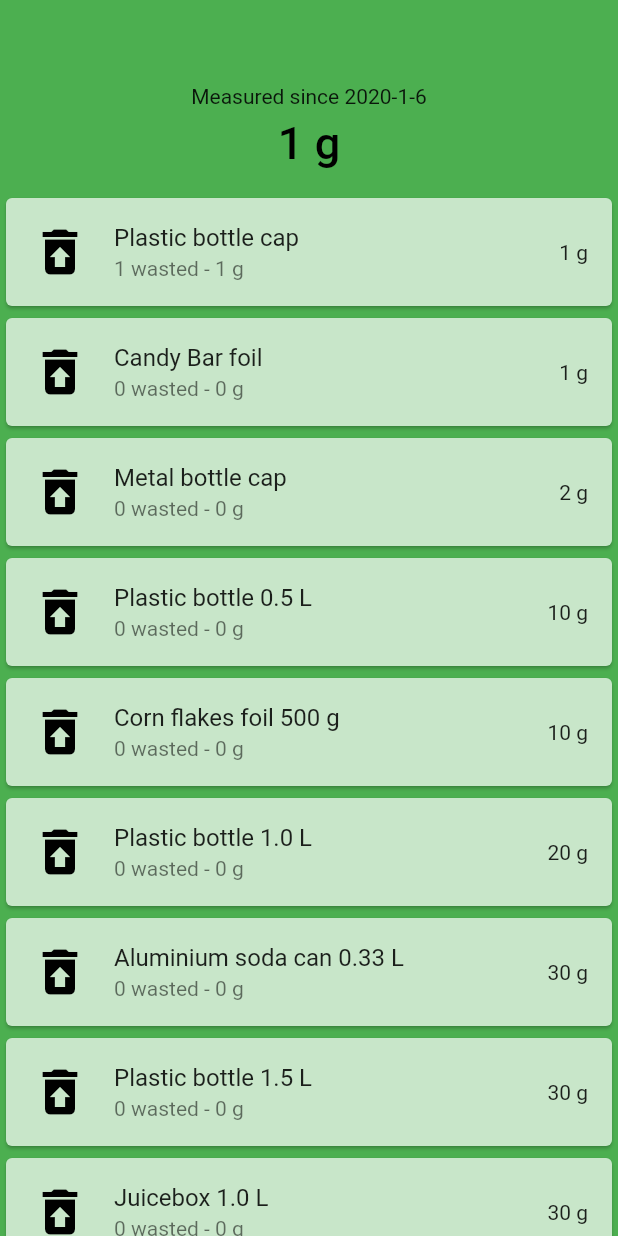
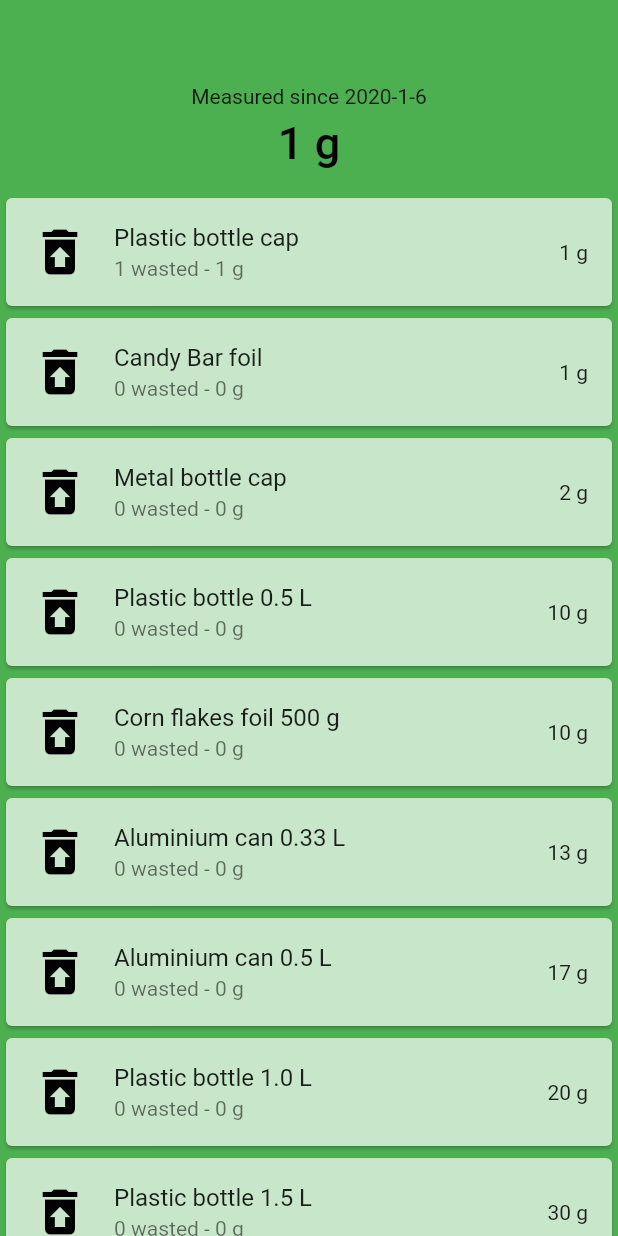
Before and after one commit to mattmaniak/rubbish_calc, a Flutter app: the screen it shows after launch, after a tap on "Plastic bottle cap", on a phone screen of 412 x 824 dp. Run offline on Flutter 3.47's test engine with Material 2 defaults, Android fonts, the phone set to English and light mode, and no system bars; our stand-ins replace sqflite; accounts and stored records are empty.

```diff
--- a/lib/about.dart
+++ b/lib/about.dart
@@ -1,5 +1,6 @@
 import 'package:flutter/material.dart';
 import 'package:url_launcher/url_launcher.dart';
+
 import 'bar.dart';
 import 'error_dialog.dart';
 import 'style.dart' as style;
@@ -21,7 +22,7 @@ class About extends StatelessWidget {
           Bar(
             text: 'Rubbish Calc v' + _semanticVersion,
             backgroundText: 'About',
-            showReturnArrow: true,
+            displayReturnArrow: true,
           ),
           SliverList(
             delegate: SliverChildListDelegate(
--- a/lib/app.dart
+++ b/lib/app.dart
@@ -1,10 +1,11 @@
 import 'package:flutter/material.dart';
-import 'item.dart';
+
 import 'about.dart';
-import 'style.dart' as style;
 import 'bar.dart';
 import 'database.dart';
+import 'item.dart';
 import 'rubbish.dart';
+import 'style.dart' as style;
 
 class App extends StatefulWidget {
   @override
@@ -50,7 +51,7 @@ class _AppState extends State<App> {
           Bar(
             text: _rubbishGramsPreloader,
             backgroundText: _measuredSinceDatePreloader,
-            showReturnArrow: false,
+            displayReturnArrow: false,
           ),
           SliverList(
             delegate: SliverChildListDelegate(_rubbish),
--- a/lib/bar.dart
+++ b/lib/bar.dart
@@ -1,15 +1,16 @@
 import 'package:flutter/material.dart';
+
 import 'style.dart' as style;
 
 class Bar extends StatelessWidget {
   final String text;
   final String backgroundText;
-  final bool showReturnArrow;
+  final bool displayReturnArrow;
 
   Bar(
       {@required this.text,
       @required this.backgroundText,
-      @required this.showReturnArrow});
+      @required this.displayReturnArrow});
 
   Widget build(BuildContext context) {
     return SliverAppBar(
@@ -34,7 +35,7 @@ class Bar extends StatelessWidget {
   }
 
   Widget _renderReturnArrow(BuildContext context) {
-    if (showReturnArrow) {
+    if (displayReturnArrow) {
       return IconButton(
         icon: Icon(Icons.arrow_back),
         color: style.foregroundColor,
--- a/lib/database.dart
+++ b/lib/database.dart
@@ -1,7 +1,10 @@
 import 'package:sqflite/sqflite.dart';
+
 import 'item.dart';
 
 class Db {
+  // static final Db _singleton = Db._internal();
+
   static const String _name = 'rubbish_calc.db';
   static const String _rubbishTableName = 'Rubbish';
   static const String _dateTableName = 'Date';
@@ -16,17 +19,18 @@ class Db {
     return false;
   }
 
+  // factory Db() => _singleton;
+  // Db._internal();
+
   Future<void> create() async {
     _file = await openDatabase(await _filename, version: 1,
         onCreate: (db, version) {
       const String idSql = 'id INTEGER NOT NULL PRIMARY KEY';
-      db
-          .execute('CREATE TABLE $_rubbishTableName('
-              '$idSql, numberInRubbish INTEGER NOT NULL)')
-          .then((_) {
-        db.execute('CREATE TABLE $_dateTableName('
-            '$idSql, appInitDate TEXT NOT NULL)');
-      });
+
+      db.execute('CREATE TABLE IF NOT EXISTS $_rubbishTableName('
+          '$idSql, numberInRubbish INTEGER NOT NULL)');
+      db.execute('CREATE TABLE IF NOT EXISTS $_dateTableName('
+          '$idSql, appInitDate TEXT NOT NULL)');
     });
     await _file.close();
   }
@@ -57,16 +61,17 @@ class Db {
   }
 
   Future<String> loadAppInitDate(String appInitDate, String currentDate) async {
-    _file = await openDatabase(await _filename, onOpen: (db) {
+    _file = await openDatabase(await _filename, onOpen: (db) async {
       try {
-        db.rawQuery('SELECT * FROM $_dateTableName WHERE id = ?', [1]).then(
-            (date) {
+        var date = await db
+            .rawQuery('SELECT * FROM $_dateTableName WHERE id = ?', [1]);
+        if (date.isNotEmpty) {
           try {
             appInitDate = date.single['appInitDate'];
           } on StateError {
             appInitDate = currentDate;
           }
-        });
+        }
       } on DatabaseException {
         appInitDate = currentDate;
       }
--- a/lib/error_dialog.dart
+++ b/lib/error_dialog.dart
@@ -1,5 +1,6 @@
 import 'package:flutter/material.dart';
 import 'package:flutter/widgets.dart';
+
 import 'style.dart' as style;
 
 void showErrorDialog(BuildContext context, String message) {
--- a/lib/item.dart
+++ b/lib/item.dart
@@ -1,4 +1,5 @@
 import 'package:flutter/material.dart';
+
 import 'style.dart' as style;
 
 class Item extends StatefulWidget {
--- a/lib/main.dart
+++ b/lib/main.dart
@@ -1,4 +1,5 @@
 import 'package:flutter/material.dart';
+
 import 'app.dart';
 
 void main() {
--- a/lib/rubbish.dart
+++ b/lib/rubbish.dart
@@ -20,21 +20,21 @@ List<Item> generateRubbish(int maxRubbishGrams, Function callback) {
       name: 'Plastic bottle 1.0 L',
       weightGrams: 20,
     ),
-    // https://www.quora.com/How-much-does-a-330ml-can-of-soda-weigh-in-grams
+    // http://www.chymist.com/Aluminum%20can.pdf
     Item(
-      name: 'Aluminium soda can 0.33 L',
-      weightGrams: 30,
+      name: 'Aluminium can 0.33 L',
+      weightGrams: 13,
     ),
     Item(
       name: 'Plastic bottle 1.5 L',
       weightGrams: 30,
     ),
     Item(
-      name: 'Juicebox 1.5 L',
+      name: 'Carton juicebox 1.5 L',
       weightGrams: 45,
     ),
     Item(
-      name: 'Juicebox 2.0 L',
+      name: 'Carton juicebox 2.0 L',
       weightGrams: 60,
     ),
     // https://en.m.wikipedia.org/wiki/Wine_bottle#Environmental_impact
@@ -43,7 +43,7 @@ List<Item> generateRubbish(int maxRubbishGrams, Function callback) {
       weightGrams: 500,
     ),
     Item(
-      name: 'Juicebox 1.0 L',
+      name: 'Carton juicebox 1.0 L',
       weightGrams: 30,
     ),
     Item(
@@ -54,6 +54,14 @@ List<Item> generateRubbish(int maxRubbishGrams, Function callback) {
       name: 'Corn flakes foil 500 g',
       weightGrams: 10,
     ),
+    Item(
+      name: 'Steel tin can 0.425 L',
+      weightGrams: 55,
+    ),
+    Item(
+      name: 'Aluminium can 0.5 L',
+      weightGrams: 17,
+    ),
   ];
   for (int i = 0; i < rubbish.length; i++) {
     final int id = i + 1;
```
Also changed, not shown: 1 other file.
